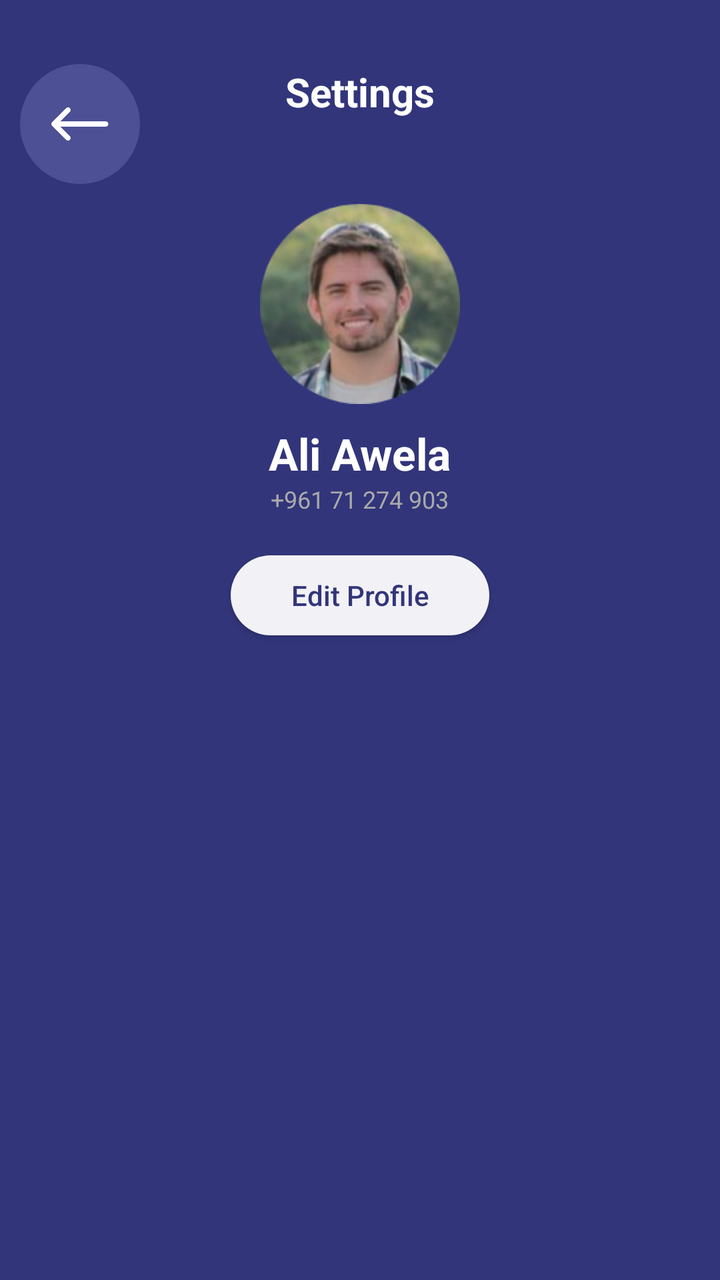
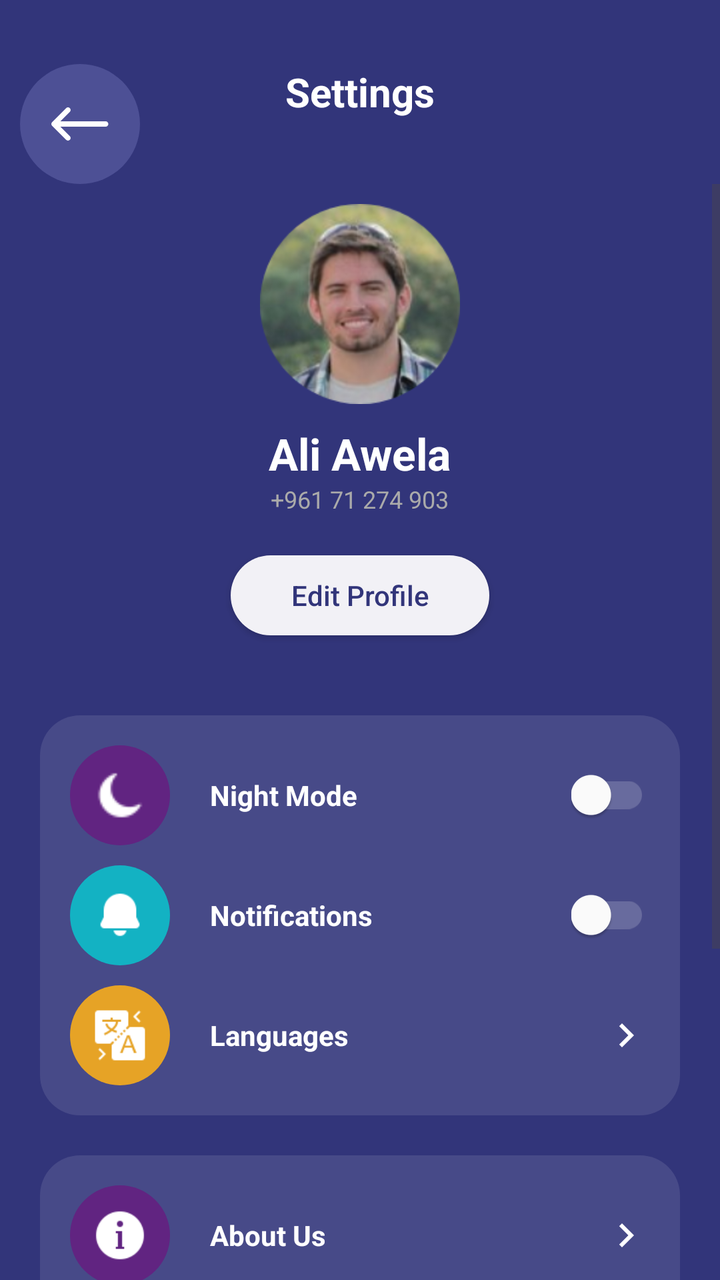

The first picture is an Android layout as it rendered before a commit; the second is the same layout after the commit. The layout source and the unified diff follow.
<!-- AndroidManifest.xml: application theme Theme.PurrfectMatchMobileApp -->
<!-- res/layout/activity_settings.xml -->
<?xml version="1.0" encoding="utf-8"?>
<LinearLayout xmlns:android="http://schemas.android.com/apk/res/android"
    xmlns:app="http://schemas.android.com/apk/res-auto"
    xmlns:tools="http://schemas.android.com/tools"
    android:id="@+id/main"
    android:layout_width="match_parent"
    android:layout_height="match_parent"
    android:orientation="vertical"
    android:background="@color/dark_blue"
    tools:context=".Settings">
    <RelativeLayout
        android:layout_width="match_parent"
        android:layout_height="wrap_content">
        <androidx.constraintlayout.widget.ConstraintLayout
            android:layout_width="60dp"
            android:layout_height="60dp"
            android:layout_marginStart="10dp"
            android:layout_marginTop="32dp"
            android:background="@drawable/background_oval_1"
            app:layout_constraintStart_toStartOf="parent"
            app:layout_constraintTop_toTopOf="parent">

            <ImageView
                android:id="@+id/imageView8"
                android:layout_width="wrap_content"
                android:layout_height="wrap_content"
                app:layout_constraintBottom_toBottomOf="parent"
                app:layout_constraintEnd_toEndOf="parent"
                app:layout_constraintStart_toStartOf="parent"
                app:layout_constraintTop_toTopOf="parent"
                app:srcCompat="@drawable/back" />
        </androidx.constraintlayout.widget.ConstraintLayout>
        <TextView
            android:layout_width="wrap_content"
            android:layout_height="wrap_content"
            android:text="Settings"
            android:layout_centerInParent="true"
            android:textColor="@color/white"
            android:textStyle="bold"
            android:textSize="20sp"/>
    </RelativeLayout>
    <ScrollView
        android:layout_width="match_parent"
        android:layout_height="wrap_content">
        <LinearLayout
            android:layout_width="match_parent"
            android:layout_height="wrap_content"
            android:orientation="vertical">
            <ImageView
                android:layout_width="100dp"
                android:layout_height="100dp"
                android:layout_gravity="center"
                android:layout_marginTop="10dp"
                android:src="@drawable/user_1"/>
            <TextView
                android:layout_width="wrap_content"
                android:layout_height="wrap_content"
                android:layout_gravity="center"
                android:layout_marginTop="10dp"
                android:text="Ali Awela"
                android:textColor="@color/white"
                android:textSize="22sp"
                android:textStyle="bold"/>
            <TextView
                android:layout_width="wrap_content"
                android:layout_height="wrap_content"
                android:text="+961 71 274 903"
                android:textColor="@android:color/darker_gray"
                android:textSize="12sp"
                android:layout_gravity="center"/>
            <androidx.appcompat.widget.AppCompatButton
                android:layout_width="wrap_content"
                android:layout_height="40dp"
                android:layout_marginTop="20dp"
                android:paddingStart="30dp"
                android:layout_gravity="center"
                android:background="@drawable/round_back_secondary_100"
                android:text="Edit Profile"
                android:textColor="@color/dark_blue"
                android:textAllCaps="false"
                android:paddingEnd="30dp"/>
            <LinearLayout
                android:layout_width="match_parent"
                android:layout_height="wrap_content"
                android:layout_marginStart="20dp"
                android:layout_marginEnd="20dp"
                android:layout_marginTop="40dp"
                android:orientation="vertical"
                android:padding="15dp">
                <RelativeLayout
                    android:layout_width="match_parent"
                    android:layout_height="wrap_content">
                </RelativeLayout>

            </LinearLayout>
        </LinearLayout>
    </ScrollView>

</LinearLayout>
<!-- resources referenced by this layout -->
<resources>
  <color name="dark_blue">#32357a</color>
  <color name="white">#FFFFFFFF</color>
  <style name="Theme.PurrfectMatchMobileApp" parent="Base.Theme.PurrfectMatchMobileApp" />
  <color name="light_blue">#f2f1f6</color>
  <style name="Base.Theme.PurrfectMatchMobileApp" parent="Theme.Material3.DayNight.NoActionBar">
          
          
      </style>
  <!-- unchanged entries left out for length: 4 -->
</resources>

<!-- the commit's change to res/layout/activity_settings.xml (unified diff, before → after) -->
@@ -11,7 +11,9 @@
     <RelativeLayout
         android:layout_width="match_parent"
         android:layout_height="wrap_content">
+
         <androidx.constraintlayout.widget.ConstraintLayout
+            android:id="@+id/backSettings"
             android:layout_width="60dp"
             android:layout_height="60dp"
             android:layout_marginStart="10dp"
@@ -33,7 +35,7 @@
         <TextView
             android:layout_width="wrap_content"
             android:layout_height="wrap_content"
-            android:text="Settings"
+            android:text="@string/settingsTextSettings"
             android:layout_centerInParent="true"
             android:textColor="@color/white"
             android:textStyle="bold"
@@ -46,40 +48,49 @@
             android:layout_width="match_parent"
             android:layout_height="wrap_content"
             android:orientation="vertical">
+
             <ImageView
+                android:id="@+id/profileImageSettings"
                 android:layout_width="100dp"
                 android:layout_height="100dp"
                 android:layout_gravity="center"
                 android:layout_marginTop="10dp"
-                android:src="@drawable/user_1"/>
+                android:src="@drawable/user_1" />
+
             <TextView
+                android:id="@+id/nameSettings"
                 android:layout_width="wrap_content"
                 android:layout_height="wrap_content"
                 android:layout_gravity="center"
                 android:layout_marginTop="10dp"
-                android:text="Ali Awela"
+                android:text="@string/nameSettings"
                 android:textColor="@color/white"
                 android:textSize="22sp"
-                android:textStyle="bold"/>
+                android:textStyle="bold" />
+
             <TextView
+                android:id="@+id/phoneNbSettings"
                 android:layout_width="wrap_content"
                 android:layout_height="wrap_content"
-                android:text="+961 71 274 903"
+                android:layout_gravity="center"
+                android:text="@string/phoneNbSettings"
                 android:textColor="@android:color/darker_gray"
-                android:textSize="12sp"
-                android:layout_gravity="center"/>
+                android:textSize="12sp" />
+
             <androidx.appcompat.widget.AppCompatButton
+                android:id="@+id/editProfileSettings"
                 android:layout_width="wrap_content"
                 android:layout_height="40dp"
+                android:layout_gravity="center"
                 android:layout_marginTop="20dp"
+                android:background="@drawable/round_back_secondary_100"
                 android:paddingStart="30dp"
-                android:layout_gravity="center"
-                android:background="@drawable/round_back_secondary_100"
-                android:text="Edit Profile"
-                android:textColor="@color/dark_blue"
+                android:paddingEnd="30dp"
+                android:text="@string/edit_profileBtnSettings"
                 android:textAllCaps="false"
-                android:paddingEnd="30dp"/>
+                android:textColor="@color/dark_blue" />
             <LinearLayout
+                android:background="@drawable/round_back_white10_20"
                 android:layout_width="match_parent"
                 android:layout_height="wrap_content"
                 android:layout_marginStart="20dp"
@@ -87,13 +98,258 @@
                 android:layout_marginTop="40dp"
                 android:orientation="vertical"
                 android:padding="15dp">
+
+                
                 <RelativeLayout
                     android:layout_width="match_parent"
                     android:layout_height="wrap_content">
+
+                    <ImageView
+                        android:layout_width="50dp"
+                        android:id="@+id/nightModeIcon"
+                        android:layout_height="50dp"
+                        android:src="@drawable/night_mode"
+                        android:padding="12dp"
+                        android:background="@drawable/round_nightmode"/>
+                    <TextView
+                        android:layout_marginStart="20dp"
+                        android:layout_width="wrap_content"
+                        android:layout_height="wrap_content"
+                        android:layout_centerVertical="true"
+                        android:text="@string/night_modeSettings"
+                        android:textColor="#FFFFFF"
+                        android:textStyle="bold"
+                        android:layout_toEndOf="@id/nightModeIcon"/>
+                    <androidx.appcompat.widget.SwitchCompat
+                        android:id="@+id/nightModeSwitch"
+                        android:layout_width="wrap_content"
+                        android:layout_height="wrap_content"
+                        android:layout_alignParentEnd="true"
+                        android:layout_centerVertical="true"
+                        android:switchMinWidth="50dp"
+                        android:theme="@style/nightModeSwitch"/>
+                </RelativeLayout>
+
+                
+                <RelativeLayout
+                    android:layout_marginTop="10dp"
+                    android:layout_width="match_parent"
+                    android:layout_height="wrap_content">
+
+                    <ImageView
+                        android:layout_width="50dp"
+                        android:id="@+id/notificationsIcon"
+                        android:layout_height="50dp"
+                        android:src="@drawable/notifications"
+                        android:padding="12dp"
+                        android:background="@drawable/round_notifications"/>
+                    <TextView
+                        android:layout_marginStart="20dp"
+                        android:layout_width="wrap_content"
+                        android:layout_height="wrap_content"
+                        android:layout_centerVertical="true"
+                        android:text="@string/notificationsSettings"
+                        android:textColor="#FFFFFF"
+                        android:textStyle="bold"
+                        android:layout_toEndOf="@id/notificationsIcon"/>
+                    <androidx.appcompat.widget.SwitchCompat
+                        android:id="@+id/notificationsSwitch"
+                        android:layout_width="wrap_content"
+                        android:layout_height="wrap_content"
+                        android:layout_alignParentEnd="true"
+                        android:layout_centerVertical="true"
+                        android:switchMinWidth="50dp"
+                        android:theme="@style/notificationsSwitch"/>
+                </RelativeLayout>
+
+                
+                <RelativeLayout
+                    android:id="@+id/languagesSettings"
+                    android:layout_width="match_parent"
+                    android:layout_height="wrap_content"
+                    android:layout_marginTop="10dp">
+
+                    <ImageView
+                        android:id="@+id/languagesIcon"
+                        android:layout_width="50dp"
+                        android:layout_height="50dp"
+                        android:background="@drawable/round_languages"
+                        android:padding="12dp"
+                        android:src="@drawable/languages" />
+
+                    <TextView
+                        android:layout_width="wrap_content"
+                        android:layout_height="wrap_content"
+                        android:layout_centerVertical="true"
+                        android:layout_marginStart="20dp"
+                        android:layout_toEndOf="@id/languagesIcon"
+                        android:text="@string/languagesSettings"
+                        android:textColor="#FFFFFF"
+                        android:textStyle="bold" />
+
+                    <ImageView
+                        android:layout_width="wrap_content"
+                        android:layout_height="wrap_content"
+                        android:layout_alignParentEnd="true"
+                        android:layout_centerVertical="true"
+                        android:src="@drawable/right_arrow_icon" />
                 </RelativeLayout>
 
             </LinearLayout>
+            <LinearLayout
+                android:background="@drawable/round_back_white10_20"
+                android:layout_width="match_parent"
+                android:layout_height="wrap_content"
+                android:layout_marginStart="20dp"
+                android:layout_marginEnd="20dp"
+                android:layout_marginTop="20dp"
+                android:orientation="vertical"
+                android:padding="15dp">
+                
+                <RelativeLayout
+                    android:id="@+id/aboutusSettings"
+                    android:layout_width="match_parent"
+                    android:layout_height="wrap_content">
+
+                    <ImageView
+                        android:id="@+id/aboutusIcon"
+                        android:layout_width="50dp"
+                        android:layout_height="50dp"
+                        android:background="@drawable/round_nightmode"
+                        android:padding="12dp"
+                        android:src="@drawable/aboutus" />
+
+                    <TextView
+                        android:layout_width="wrap_content"
+                        android:layout_height="wrap_content"
+                        android:layout_centerVertical="true"
+                        android:layout_marginStart="20dp"
+                        android:layout_toEndOf="@id/aboutusIcon"
+                        android:text="@string/about_usSettings"
+                        android:textColor="#FFFFFF"
+                        android:textStyle="bold" />
+
+                    <ImageView
+                        android:layout_width="wrap_content"
+                        android:layout_height="wrap_content"
+                        android:layout_alignParentEnd="true"
+                        android:layout_centerVertical="true"
+                        android:src="@drawable/right_arrow_icon" />
+
+                </RelativeLayout>
+
+                
+                <RelativeLayout
+                    android:id="@+id/signinSettings"
+                    android:layout_width="match_parent"
+                    android:layout_height="wrap_content"
+                    android:layout_marginTop="10dp">
+
+                    <ImageView
+                        android:id="@+id/signinIcon"
+                        android:layout_width="50dp"
+                        android:layout_height="50dp"
+                        android:background="@drawable/round_notifications"
+                        android:padding="12dp"
+                        android:src="@drawable/signin" />
+
+                    <TextView
+                        android:layout_width="wrap_content"
+                        android:layout_height="wrap_content"
+                        android:layout_centerVertical="true"
+                        android:layout_marginStart="20dp"
+                        android:layout_toEndOf="@id/signinIcon"
+                        android:text="@string/sign_inSettings"
+                        android:textColor="#FFFFFF"
+                        android:textStyle="bold" />
+
+                    <ImageView
+                        android:layout_width="wrap_content"
+                        android:layout_height="wrap_content"
+                        android:layout_alignParentEnd="true"
+                        android:layout_centerVertical="true"
+                        android:src="@drawable/right_arrow_icon" />
+                </RelativeLayout>
+
+                
+                <RelativeLayout
+                    android:id="@+id/signupSettings"
+                    android:layout_width="match_parent"
+                    android:layout_height="wrap_content"
+                    android:layout_marginTop="10dp">
+
+                    <ImageView
+                        android:id="@+id/signupIcon"
+                        android:layout_width="50dp"
+                        android:layout_height="50dp"
+                        android:background="@drawable/round_languages"
+                        android:padding="12dp"
+                        android:src="@drawable/signup" />
+
+                    <TextView
+                        android:layout_width="wrap_content"
+                        android:layout_height="wrap_content"
+                        android:layout_centerVertical="true"
+                        android:layout_marginStart="20dp"
+                        android:layout_toEndOf="@id/signupIcon"
+                        android:text="@string/sign_upSettings"
+                        android:textColor="#FFFFFF"
+                        android:textStyle="bold" />
+
+                    <ImageView
+                        android:layout_width="wrap_content"
+                        android:layout_height="wrap_content"
+                        android:layout_alignParentEnd="true"
+                        android:layout_centerVertical="true"
+                        android:src="@drawable/right_arrow_icon" />
+                </RelativeLayout>
+
+            </LinearLayout>
+
+            <LinearLayout
+                android:id="@+id/logoutSettings"
+                android:layout_width="match_parent"
+                android:layout_height="wrap_content"
+                android:layout_marginStart="20dp"
+                android:layout_marginTop="20dp"
+                android:layout_marginEnd="20dp"
+                android:background="@drawable/round_back_white10_20"
+                android:orientation="vertical"
+                android:padding="15dp">
+                
+                <RelativeLayout
+                    android:layout_width="match_parent"
+                    android:layout_height="wrap_content">
+
+                    <ImageView
+                        android:id="@+id/logoutIcon"
+                        android:layout_width="50dp"
+                        android:layout_height="50dp"
+                        android:background="@drawable/round_logout"
+                        android:padding="12dp"
+                        android:src="@drawable/logout" />
+
+                    <TextView
+                        android:layout_width="wrap_content"
+                        android:layout_height="wrap_content"
+                        android:layout_centerVertical="true"
+                        android:layout_marginStart="20dp"
+                        android:layout_toEndOf="@id/logoutIcon"
+                        android:text="@string/logoutSettings"
+                        android:textColor="#FFFFFF"
+                        android:textStyle="bold" />
+
+                    <ImageView
+                        android:layout_width="wrap_content"
+                        android:layout_height="wrap_content"
+                        android:layout_alignParentEnd="true"
+                        android:layout_centerVertical="true"
+                        android:src="@drawable/right_arrow_icon" />
+                </RelativeLayout>
+            </LinearLayout>
+
         </LinearLayout>
+
     </ScrollView>
 
 </LinearLayout>
<!-- resource entries referenced after the edit -->
@@ -2,8 +2,86 @@
 <resources>
   <color name="dark_blue">#32357a</color>
   <color name="white">#FFFFFFFF</color>
+  <!-- drawable aboutus: png bitmap (drawable, 646 bytes) -->
+  <!-- drawable languages: png bitmap (drawable, 937 bytes) -->
+  <!-- drawable logout: png bitmap (drawable, 1137 bytes) -->
+  <!-- drawable night_mode: png bitmap (drawable, 355 bytes) -->
+  <!-- drawable notifications: png bitmap (drawable, 447 bytes) -->
+  <!-- drawable right_arrow_icon (drawable) -->
+  <vector xmlns:android="http://schemas.android.com/apk/res/android" android:height="24dp" android:viewportHeight="24" android:viewportWidth="24" android:width="24dp">
+        
+      <path android:fillColor="@android:color/white" android:pathData="M10,6L8.59,7.41 13.17,12l-4.58,4.59L10,18l6,-6z"/>
+      
+  </vector>
+  <!-- drawable round_back_white10_20 (drawable) -->
+  <?xml version="1.0" encoding="utf-8"?>
+  <shape xmlns:android="http://schemas.android.com/apk/res/android"
+      android:shape="rectangle">
+      <solid android:color="#1AFFFFFF"/>
+      <corners android:radius="20dp"/>
+  
+  </shape>
+  <!-- drawable round_languages (drawable) -->
+  <?xml version="1.0" encoding="utf-8"?>
+  <shape xmlns:android="http://schemas.android.com/apk/res/android"
+      android:shape="rectangle">
+      <solid android:color="@color/private_account"/>
+      <corners android:radius="100dp"/>
+  
+  </shape>
+  <!-- drawable round_logout (drawable) -->
+  <?xml version="1.0" encoding="utf-8"?>
+  <shape xmlns:android="http://schemas.android.com/apk/res/android"
+      android:shape="rectangle">
+      <solid android:color="@color/security"/>
+      <corners android:radius="100dp"/>
+  
+  </shape>
+  <!-- drawable round_nightmode (drawable) -->
+  <?xml version="1.0" encoding="utf-8"?>
+  <shape xmlns:android="http://schemas.android.com/apk/res/android"
+      android:shape="rectangle">
+      <solid android:color="@color/night_mode"/>
+      <corners android:radius="100dp"/>
+  
+  </shape>
+  <!-- drawable round_notifications (drawable) -->
+  <?xml version="1.0" encoding="utf-8"?>
+  <shape xmlns:android="http://schemas.android.com/apk/res/android"
+      android:shape="rectangle">
+      <solid android:color="@color/notifications"/>
+      <corners android:radius="100dp"/>
+  
+  </shape>
+  <!-- drawable signin: png bitmap (drawable, 939 bytes) -->
+  <!-- drawable signup: png bitmap (drawable, 551 bytes) -->
+  <string name="about_usSettings">About Us</string>
+  <string name="edit_profileBtnSettings">Edit Profile</string>
+  <string name="languagesSettings">Languages</string>
+  <string name="logoutSettings">Logout</string>
+  <string name="nameSettings">Ali Awela</string>
+  <string name="night_modeSettings">Night Mode</string>
+  <string name="notificationsSettings">Notifications</string>
+  <string name="phoneNbSettings">+961 71 274 903</string>
+  <string name="settingsTextSettings">Settings</string>
+  <string name="sign_inSettings">Sign In</string>
+  <string name="sign_upSettings">Sign Up</string>
+  <style name="nightModeSwitch" parent="Theme.AppCompat.Light">
+          <item name="colorControlActivated">@color/night_mode</item>
+          <item name="colorSwitchThumbNormal">#FFFFFF</item>
+          <item name="android:colorForeground">#99FFFFFF</item>
+      </style>
+  <style name="notificationsSwitch" parent="Theme.AppCompat.Light">
+          <item name="colorControlActivated">@color/notifications</item>
+          <item name="colorSwitchThumbNormal">#FFFFFF</item>
+          <item name="android:colorForeground">#99FFFFFF</item>
+      </style>
   <style name="Theme.PurrfectMatchMobileApp" parent="Base.Theme.PurrfectMatchMobileApp" />
   <color name="light_blue">#f2f1f6</color>
+  <color name="private_account">#E6A326</color>
+  <color name="security">#D95F69</color>
+  <color name="night_mode">#612481</color>
+  <color name="notifications">#13B2C3</color>
   <style name="Base.Theme.PurrfectMatchMobileApp" parent="Theme.Material3.DayNight.NoActionBar">
           
           
